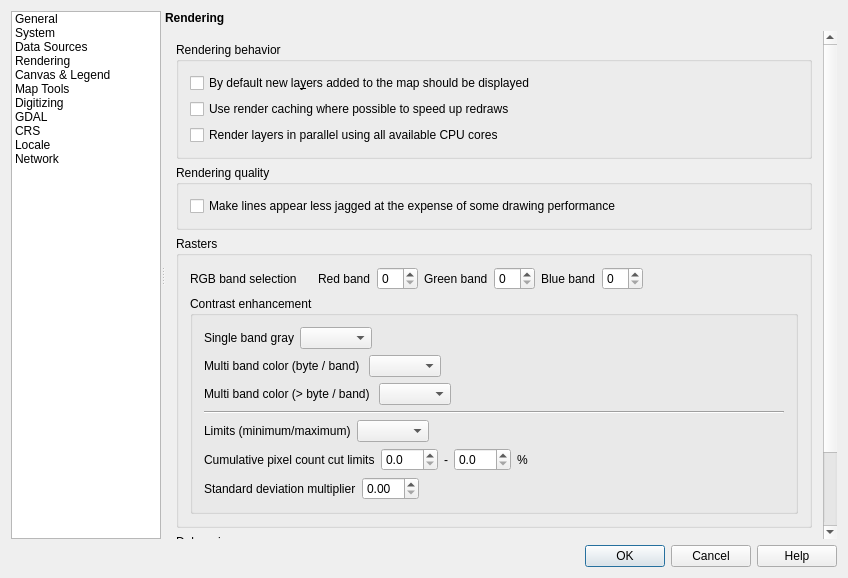
Old version of the form src/ui/qgsoptionsbase.ui in the repository carsmie/QGIS.
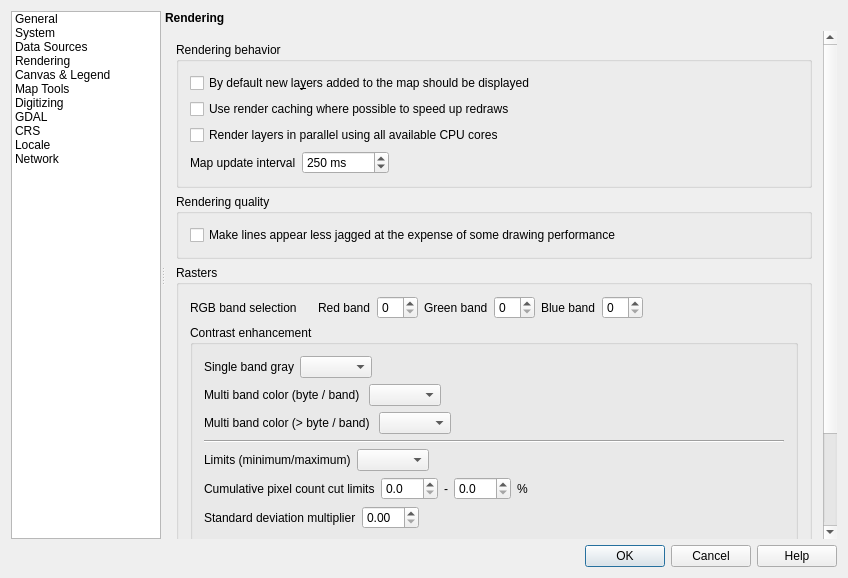
New version of the form. The open tabs and pages were chosen to show the change. Icons and pictures are not drawn. Custom widgets are drawn as their Qt base class.

Commit message: User-configurable update interval

```diff
--- a/src/ui/qgsoptionsbase.ui
+++ b/src/ui/qgsoptionsbase.ui
@@ -236,7 +236,7 @@
        <item>
         <widget class="QStackedWidget" name="mOptionsStackedWidget">
          <property name="currentIndex">
-          <number>0</number>
+          <number>3</number>
          </property>
          <widget class="QWidget" name="mOptionsPage_01">
           <layout class="QVBoxLayout" name="verticalLayout_3">
@@ -1578,7 +1578,7 @@
                 <x>0</x>
                 <y>0</y>
                 <width>670</width>
-                <height>631</height>
+                <height>666</height>
                </rect>
               </property>
               <layout class="QVBoxLayout" name="verticalLayout_29">
@@ -1587,28 +1587,68 @@
                  <property name="title">
                   <string>Rendering behavior</string>
                  </property>
-                 <layout class="QGridLayout" name="_4">
-                  <item row="0" column="0">
+                 <layout class="QVBoxLayout" name="verticalLayout_9">
+                  <item>
                    <widget class="QCheckBox" name="chkAddedVisibility">
                     <property name="text">
                      <string>By default new la&amp;yers added to the map should be displayed</string>
                     </property>
                    </widget>
                   </item>
-                  <item row="1" column="0" colspan="2">
+                  <item>
                    <widget class="QCheckBox" name="chkUseRenderCaching">
                     <property name="text">
                      <string>Use render caching where possible to speed up redraws</string>
                     </property>
                    </widget>
                   </item>
-                  <item row="2" column="0" colspan="2">
+                  <item>
                    <widget class="QCheckBox" name="chkParallelRendering">
                     <property name="text">
                      <string>Render layers in parallel using all available CPU cores</string>
                     </property>
                    </widget>
                   </item>
+                  <item>
+                   <layout class="QHBoxLayout" name="horizontalLayout_4">
+                    <item>
+                     <widget class="QLabel" name="label_56">
+                      <property name="text">
+                       <string>Map update interval</string>
+                      </property>
+                     </widget>
+                    </item>
+                    <item>
+                     <widget class="QSpinBox" name="spinMapUpdateInterval">
+                      <property name="suffix">
+                       <string> ms</string>
+                      </property>
+                      <property name="maximum">
+                       <number>999999</number>
+                      </property>
+                      <property name="singleStep">
+                       <number>50</number>
+                      </property>
+                      <property name="value">
+                       <number>250</number>
+                      </property>
+                     </widget>
+                    </item>
+                    <item>
+                     <spacer name="horizontalSpacer_38">
+                      <property name="orientation">
+                       <enum>Qt::Horizontal</enum>
+                      </property>
+                      <property name="sizeHint" stdset="0">
+                       <size>
+                        <width>40</width>
+                        <height>20</height>
+                       </size>
+                      </property>
+                     </spacer>
+                    </item>
+                   </layout>
+                  </item>
                  </layout>
                 </widget>
                </item>
```
The commit also changes 5 other files.
